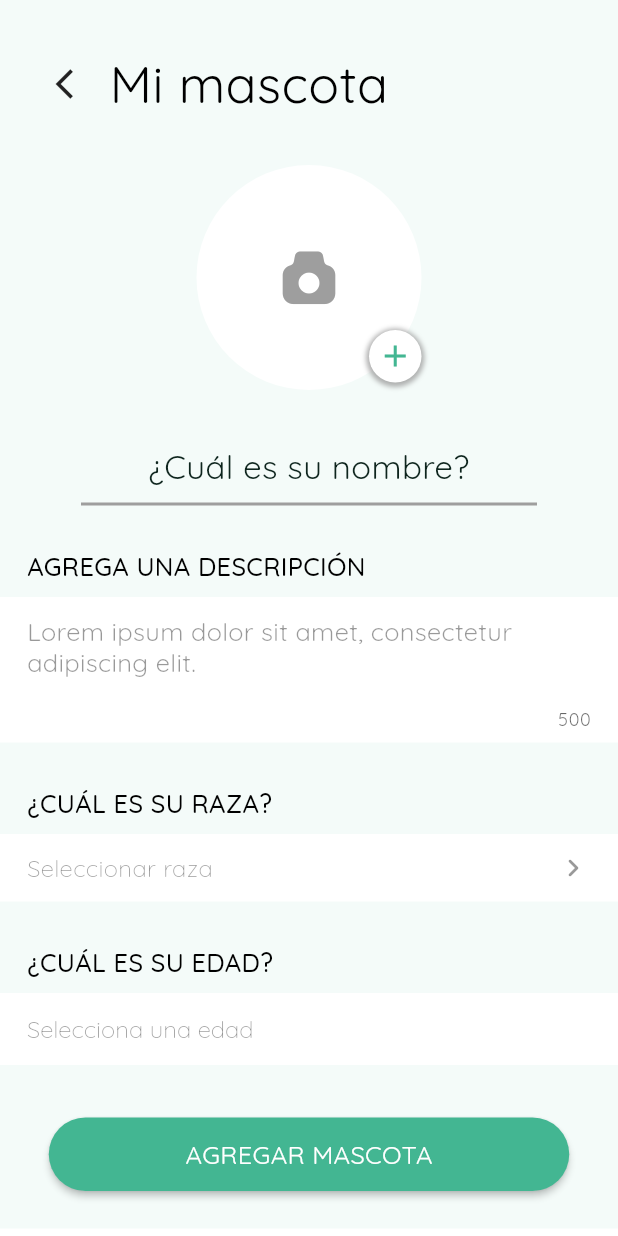
After one commit to BadinhoCornejo/e-patas-ui, a Flutter app: the PetRegister screen opened directly, on a phone screen of 412 x 824 dp. The commit adds this screen. Run offline on Flutter 3.47's test engine with Material 2 defaults, Android fonts, the phone set to English and light mode, and no system bars.

Commit message:
Email Register, Password Register, User Register and Pet Register added.

```diff
--- a/lib/ui/components/main_button.dart
+++ b/lib/ui/components/main_button.dart
@@ -23,15 +23,16 @@ class MainButton extends StatelessWidget {
                 RoundedRectangleBorder(
                     borderRadius: BorderRadius.circular(50.0))),
             minimumSize: MaterialStateProperty.all<Size>(Size(347.0, 49.0))),
-        child: Text(text,
-            style: isWhite
-                ? TextStyle(
+        child: isWhite
+            ? Text(text,
+                style: TextStyle(
                     fontFamily: "Quicksand",
                     fontSize: 17,
                     letterSpacing: .22,
                     fontWeight: FontWeight.w400,
-                    color: Color(0xFF43B692))
-                : TextStyle(
+                    color: Color(0xFF43B692)))
+            : Text(text,
+                style: TextStyle(
                     fontFamily: "Quicksand",
                     fontSize: 17,
                     letterSpacing: .22,
--- /dev/null
+++ b/lib/ui/components/number_input.dart
@@ -0,0 +1,34 @@
+import 'package:flutter/material.dart';
+
+class NumberInput extends StatelessWidget {
+  final String text;
+
+  const NumberInput({Key? key, required this.text}) : super(key: key);
+  @override
+  Widget build(BuildContext context) {
+    return Container(
+      color: Colors.white,
+      child: Padding(
+        padding: const EdgeInsets.only(
+          left: 18.0,
+          right: 18.0,
+        ),
+        child: TextField(
+          keyboardType: TextInputType.number,
+          decoration: InputDecoration(
+            hintText: text,
+            hintStyle: TextStyle(
+              fontFamily: 'Quicksand',
+              fontWeight: FontWeight.w300,
+              fontSize: 16.0,
+              color: Colors.black.withOpacity(0.4),
+            ),
+            border: UnderlineInputBorder(
+              borderSide: BorderSide.none,
+            ),
+          ),
+        ),
+      ),
+    );
+  }
+}
--- /dev/null
+++ b/lib/ui/components/register_section_title.dart
@@ -0,0 +1,34 @@
+import 'package:flutter/material.dart';
+
+class RegisterSectionTitle extends StatelessWidget {
+  final String text;
+
+  const RegisterSectionTitle({Key? key, required this.text}) : super(key: key);
+
+  @override
+  Widget build(BuildContext context) {
+    return Row(
+      mainAxisAlignment: MainAxisAlignment.start,
+      children: [
+        Padding(
+          padding: const EdgeInsets.fromLTRB(
+            18.0,
+            30.0,
+            0.0,
+            10.0,
+          ),
+          child: Text(
+            text,
+            style: TextStyle(
+              fontFamily: 'Quicksand',
+              fontSize: 17.0,
+              fontWeight: FontWeight.w500,
+              color: Colors.black,
+              letterSpacing: .22,
+            ),
+          ),
+        ),
+      ],
+    );
+  }
+}
--- /dev/null
+++ b/lib/ui/components/secondary_button.dart
@@ -0,0 +1,43 @@
+import 'package:flutter/material.dart';
+
+class SecondaryButton extends StatelessWidget {
+  final String text;
+  final void Function() onPressed;
+
+  const SecondaryButton({Key? key, required this.text, required this.onPressed})
+      : super(key: key);
+  @override
+  Widget build(BuildContext context) {
+    return GestureDetector(
+      onTap: onPressed,
+      child: Container(
+        color: Colors.white,
+        height: 45.0,
+        child: Padding(
+          padding: const EdgeInsets.only(
+            left: 18.0,
+            right: 18.0,
+          ),
+          child: Row(
+            mainAxisAlignment: MainAxisAlignment.spaceBetween,
+            children: [
+              Text(
+                text,
+                style: TextStyle(
+                  fontFamily: 'Quicksand',
+                  fontWeight: FontWeight.w300,
+                  fontSize: 16.0,
+                  color: Colors.black.withOpacity(0.4),
+                ),
+              ),
+              Icon(
+                Icons.navigate_next_rounded,
+                color: Colors.black.withOpacity(0.4),
+              ),
+            ],
+          ),
+        ),
+      ),
+    );
+  }
+}
--- /dev/null
+++ b/lib/ui/components/secondary_input.dart
@@ -0,0 +1,33 @@
+import 'package:e_patas/ui/utils/typography.dart';
+import 'package:flutter/material.dart';
+
+class SecondaryInput extends StatelessWidget {
+  final String hintText;
+  final bool isPassword;
+  final bool isCentered;
+
+  static UnderlineInputBorder border = UnderlineInputBorder(
+      borderSide: BorderSide(color: Colors.grey, width: 2.0));
+
+  const SecondaryInput(
+      {Key? key,
+      required this.hintText,
+      required this.isPassword,
+      required this.isCentered})
+      : super(key: key);
+
+  @override
+  Widget build(BuildContext context) {
+    return TextField(
+      textAlign: isCentered ? TextAlign.center : TextAlign.start,
+      obscureText: isPassword,
+      decoration: InputDecoration(
+        hintText: hintText,
+        hintStyle: iOSTitle2(Color(0xFF0E251E)),
+        enabledBorder: border,
+        border: border,
+        focusedBorder: border,
+      ),
+    );
+  }
+}
--- /dev/null
+++ b/lib/ui/components/text_box_input.dart
@@ -0,0 +1,49 @@
+import 'package:e_patas/ui/utils/typography.dart';
+import 'package:flutter/material.dart';
+
+class TextBoxInput extends StatefulWidget {
+  @override
+  _TextBoxInputState createState() => _TextBoxInputState();
+}
+
+class _TextBoxInputState extends State<TextBoxInput> {
+  int _counter = 500;
+
+  _decrementCounter(int length) {
+    setState(() {
+      _counter = 500 - length;
+    });
+  }
+
+  @override
+  Widget build(BuildContext context) {
+    return Container(
+      color: Colors.white,
+      child: Padding(
+        padding: const EdgeInsets.only(
+          left: 18.0,
+          right: 18.0,
+          bottom: 8.0,
+        ),
+        child: TextField(
+          onChanged: (text) {
+            _decrementCounter(text.length);
+          },
+          maxLength: 500,
+          maxLines: 2,
+          decoration: InputDecoration(
+            hintText:
+                'Lorem ipsum dolor sit amet, consectetur adipiscing elit.',
+            hintStyle: iOSBody(
+              Colors.black.withOpacity(0.4),
+            ),
+            counterText: _counter.toString(),
+            border: UnderlineInputBorder(
+              borderSide: BorderSide.none,
+            ),
+          ),
+        ),
+      ),
+    );
+  }
+}
--- /dev/null
+++ b/lib/ui/components/title_icon.dart
@@ -0,0 +1,21 @@
+import 'package:e_patas/ui/utils/typography.dart';
+import 'package:flutter/material.dart';
+
+class TitleIcon extends StatelessWidget {
+  final String title;
+  final void Function() onPressed;
+
+  const TitleIcon({Key? key, required this.title, required this.onPressed})
+      : super(key: key);
+
+  @override
+  Widget build(BuildContext context) {
+    return Row(
+      children: [
+        IconButton(
+            icon: Icon(Icons.arrow_back_ios, size: 24.0), onPressed: onPressed),
+        Text(title, style: iOSLargeTitle(Colors.black))
+      ],
+    );
+  }
+}
--- a/lib/ui/screens/login.dart
+++ b/lib/ui/screens/login.dart
@@ -2,6 +2,7 @@ import 'package:e_patas/ui/components/logo.dart';
 import 'package:e_patas/ui/components/main_button.dart';
 import 'package:e_patas/ui/components/main_input.dart';
 import 'package:e_patas/ui/utils/app_icons.dart';
+import 'package:e_patas/ui/utils/color_theme.dart';
 import 'package:flutter/material.dart';
 
 class Login extends StatelessWidget {
@@ -47,7 +48,7 @@ class Login extends StatelessWidget {
           )
         ],
       ),
-      color: Theme.of(context).primaryColor,
+      decoration: BoxDecoration(gradient: primaryColorGradient),
     ));
   }
 }
--- /dev/null
+++ b/lib/ui/screens/pet_register.dart
@@ -0,0 +1,112 @@
+import 'package:e_patas/ui/components/main_button.dart';
+import 'package:e_patas/ui/components/number_input.dart';
+import 'package:e_patas/ui/components/register_section_title.dart';
+import 'package:e_patas/ui/components/secondary_button.dart';
+import 'package:e_patas/ui/components/secondary_input.dart';
+import 'package:e_patas/ui/components/text_box_input.dart';
+import 'package:e_patas/ui/components/title_icon.dart';
+import 'package:e_patas/ui/utils/app_icons.dart';
+import 'package:e_patas/ui/utils/color_theme.dart';
+import 'package:flutter/material.dart';
+
+class PetRegister extends StatelessWidget {
+  @override
+  Widget build(BuildContext context) {
+    return Scaffold(
+      body: Container(
+        child: SingleChildScrollView(
+          child: Column(
+            children: [
+              Padding(
+                padding: const EdgeInsets.fromLTRB(25.0, 32.0, 0.0, 0.0),
+                child: TitleIcon(
+                  title: 'Mi mascota',
+                  onPressed: () {},
+                ),
+              ),
+              SizedBox(
+                height: 30.0,
+              ),
+              Stack(
+                children: [
+                  Container(
+                    width: 150.0,
+                    height: 150.0,
+                    child: Icon(
+                      App.akar_icons_camera,
+                      color: Colors.grey,
+                      size: 42.0,
+                    ),
+                    decoration: BoxDecoration(
+                      color: Colors.white,
+                      shape: BoxShape.circle,
+                    ),
+                  ),
+                  Positioned(
+                    top: 110.0,
+                    right: 0.0,
+                    child: GestureDetector(
+                      onTap: () {
+                        print('ga');
+                      },
+                      child: Container(
+                        width: 35.0,
+                        height: 35.0,
+                        child: Icon(
+                          Icons.add,
+                          color: primaryColor,
+                          size: 24.0,
+                        ),
+                        decoration: BoxDecoration(
+                          boxShadow: [
+                            BoxShadow(
+                              color: Colors.grey.withOpacity(0.8),
+                              spreadRadius: 2.0,
+                              blurRadius: 2,
+                              offset:
+                                  Offset(0, 1), // changes position of shadow
+                            ),
+                          ],
+                          color: Colors.white,
+                          shape: BoxShape.circle,
+                        ),
+                      ),
+                    ),
+                  )
+                ],
+              ),
+              SizedBox(
+                height: 25.0,
+              ),
+              Padding(
+                padding: const EdgeInsets.fromLTRB(54.0, 0.0, 54.0, 0.0),
+                child: SecondaryInput(
+                  hintText: '¿Cuál es su nombre?',
+                  isPassword: false,
+                  isCentered: true,
+                ),
+              ),
+              RegisterSectionTitle(text: 'AGREGA UNA DESCRIPCIÓN'),
+              TextBoxInput(),
+              RegisterSectionTitle(text: '¿CUÁL ES SU RAZA?'),
+              SecondaryButton(
+                text: 'Seleccionar raza',
+                onPressed: () {},
+              ),
+              RegisterSectionTitle(text: '¿CUÁL ES SU EDAD?'),
+              NumberInput(text: 'Selecciona una edad'),
+              SizedBox(height: 35.0),
+              MainButton(
+                isWhite: false,
+                text: 'AGREGAR MASCOTA',
+                onPressed: () {},
+              ),
+              SizedBox(height: 25.0),
+            ],
+          ),
+        ),
+        color: Color(0xFFF4FBF9),
+      ),
+    );
+  }
+}
--- a/lib/ui/screens/splash.dart
+++ b/lib/ui/screens/splash.dart
@@ -1,4 +1,5 @@
 import 'package:e_patas/ui/components/logo.dart';
+import 'package:e_patas/ui/utils/color_theme.dart';
 import 'package:flutter/material.dart';
 
 class Splash extends StatelessWidget {
@@ -9,7 +10,7 @@ class Splash extends StatelessWidget {
       child: Center(
         child: Logo(),
       ),
-      color: Theme.of(context).primaryColor,
+      decoration: BoxDecoration(gradient: primaryColorGradient),
     ));
   }
 }
--- a/lib/ui/screens/welcome.dart
+++ b/lib/ui/screens/welcome.dart
@@ -1,5 +1,6 @@
 import 'package:e_patas/ui/components/logo.dart';
 import 'package:e_patas/ui/components/main_button.dart';
+import 'package:e_patas/ui/utils/color_theme.dart';
 import 'package:flutter/material.dart';
 
 class Welcome extends StatelessWidget {
@@ -36,7 +37,7 @@ class Welcome extends StatelessWidget {
           )
         ],
       ),
-      color: Theme.of(context).primaryColor,
+      decoration: BoxDecoration(gradient: primaryColorGradient),
     ));
   }
 }
```
Also changed, not shown: lib/app.dart (+9 -4 lines), lib/ui/screens/email_register.dart (added, +37 -0 lines), lib/ui/screens/password_register.dart (added, +37 -0 lines), lib/ui/screens/user_register.dart (added, +111 -0 lines).
